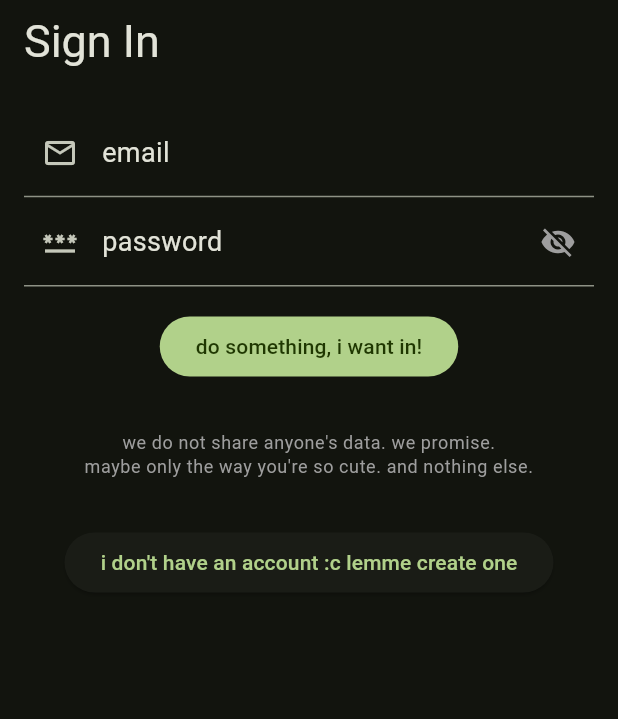
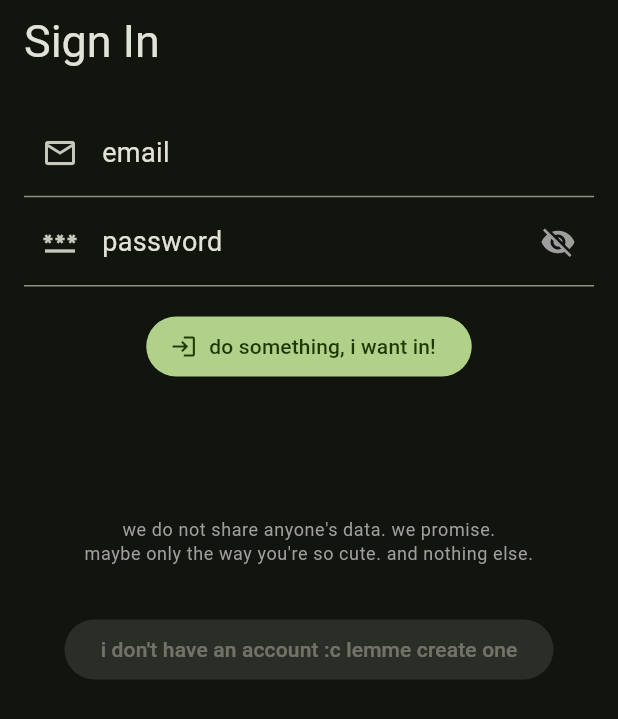
Before and after one commit to klemanjar0/finance_builder, a Flutter app: the screen it shows after launch, on a phone screen of 412 x 824 dp. Shown: the top 719 px of the screen. Run offline on Flutter 3.47's test engine with Material 3 defaults, Android fonts, the phone set to English and light mode, and no system bars; our stand-ins replace bloc, equatable, flutter_bloc, go_router, hydrated_bloc, loader_overlay and 2 more.

Commit message:
SignInScreen

```diff
--- a/lib/features/auth/screens/sign_screen/SignScreen.dart
+++ b/lib/features/auth/screens/sign_screen/SignScreen.dart
@@ -1,6 +1,7 @@
 import 'package:finance_builder/features/user/bloc/user.bloc.dart';
 import 'package:finance_builder/features/user/bloc/user.repository.dart';
 import 'package:finance_builder/features/user/bloc/user.state.dart';
+import 'package:finance_builder/theme/index.dart';
 import 'package:flutter/material.dart';
 import 'package:flutter_bloc/flutter_bloc.dart';
 import 'package:go_router/go_router.dart';
@@ -14,8 +15,8 @@ class SignScreen extends StatefulWidget {
 
 class SignScreenState extends State<SignScreen> {
   bool _passwordVisible = false;
-  final emailController = TextEditingController();
-  final passwordController = TextEditingController();
+  final _emailController = TextEditingController();
+  final _passwordController = TextEditingController();
 
   void _togglePasswordVisible() {
     setState(() {
@@ -25,8 +26,9 @@ class SignScreenState extends State<SignScreen> {
 
   VoidCallback _onSignInPressed(BuildContext context) {
     return () {
-      final String email = emailController.value.text;
-      final String password = emailController.value.text;
+      String email = _emailController.value.text;
+      String password = _passwordController.value.text;
+
       context
           .read<UserBloc>()
           .add(UserEventSignInRequested(username: email, password: password));
@@ -64,7 +66,7 @@ class SignScreenState extends State<SignScreen> {
                     children: [
                       TextFormField(
                         style: Theme.of(context).textTheme.bodyMedium,
-                        controller: emailController,
+                        controller: _emailController,
                         decoration: InputDecoration(
                           prefixIcon: const Icon(Icons.email_outlined),
                           labelText: 'email',
@@ -74,7 +76,7 @@ class SignScreenState extends State<SignScreen> {
                       ),
                       TextFormField(
                           style: Theme.of(context).textTheme.bodyMedium,
-                          controller: passwordController,
+                          controller: _passwordController,
                           obscureText: !_passwordVisible,
                           decoration: InputDecoration(
                             prefixIcon: const Icon(Icons.password_outlined),
@@ -95,9 +97,22 @@ class SignScreenState extends State<SignScreen> {
                       const SizedBox(height: 16),
                       BlocBuilder<UserBloc, UserState>(
                           builder: (context, state) {
-                        return FilledButton(
-                            onPressed: _onSignInPressed(context),
-                            child: const Text('do something, i want in!'));
+                        return FilledButton.icon(
+                            onPressed: state.fetching
+                                ? null
+                                : _onSignInPressed(context),
+                            icon: state.fetching
+                                ? Container(
+                                    width: 24,
+                                    height: 24,
+                                    padding: const EdgeInsets.all(2.0),
+                                    child: const CircularProgressIndicator(
+                                      color: Colors.white,
+                                      strokeWidth: 3,
+                                    ),
+                                  )
+                                : const Icon(Icons.login_outlined),
+                            label: const Text('do something, i want in!'));
                       }),
                       BlocListener<UserBloc, UserState>(
                         listener: (context, state) {
@@ -109,19 +124,19 @@ class SignScreenState extends State<SignScreen> {
                         },
                         child: const SizedBox(),
                       ),
+                      const SizedBox(height: 32),
                       BlocBuilder<UserBloc, UserState>(
                           builder: (context, state) {
-                        if (state.fetching) {
-                          return const Padding(
-                              padding: EdgeInsets.all(8),
-                              child: CircularProgressIndicator());
-                        }
-
-                        return const SizedBox(
-                          height: 0,
+                        return Text(
+                          state.message ?? '',
+                          textAlign: TextAlign.center,
+                          style: Theme.of(context).textTheme.bodyMedium?.apply(
+                              color: Theme.of(context).colorScheme.error),
                         );
                       }),
-                      const SizedBox(height: 32),
+                      const SizedBox(
+                        height: 32,
+                      ),
                       Text(
                         'we do not share anyone\'s data. we promise. \nmaybe only the way you\'re so cute. and nothing else.',
                         textAlign: TextAlign.center,
@@ -133,10 +148,13 @@ class SignScreenState extends State<SignScreen> {
                       const SizedBox(
                         height: 32,
                       ),
-                      ElevatedButton(
-                          onPressed: () {},
-                          child: const Text(
-                              'i don\'t have an account :c lemme create one'))
+                      BlocBuilder<UserBloc, UserState>(
+                          builder: (context, state) {
+                        return ElevatedButton(
+                            onPressed: null,
+                            child: const Text(
+                                'i don\'t have an account :c lemme create one'));
+                      }),
                     ],
                   )),
             ),
--- a/lib/features/user/bloc/user.bloc.dart
+++ b/lib/features/user/bloc/user.bloc.dart
@@ -1,6 +1,7 @@
 import 'dart:async';
 
 import 'package:equatable/equatable.dart';
+import 'package:finance_builder/api/NetworkService.dart';
 import 'package:finance_builder/features/user/bloc/user.repository.dart';
 import 'package:finance_builder/features/user/bloc/user.state.dart';
 import 'package:hydrated_bloc/hydrated_bloc.dart';
@@ -34,6 +35,31 @@ final class UserEventSignInSubmitted extends UserEvent {
   List<Object> get props => [username, authToken];
 }
 
+final class UserEventSignInSubmittedFailed extends UserEvent {
+  const UserEventSignInSubmittedFailed({required this.message});
+
+  final String message;
+
+  @override
+  List<Object> get props => [message];
+}
+
+final class UserEventSetFetching extends UserEvent {
+  const UserEventSetFetching({required this.flag});
+
+  final bool flag;
+
+  @override
+  List<Object> get props => [flag];
+}
+
+final class UserEventResetError extends UserEvent {
+  const UserEventResetError();
+
+  @override
+  List<Object> get props => [];
+}
+
 final class UserEventSignOutRequested extends UserEvent {
   const UserEventSignOutRequested();
 
@@ -57,54 +83,76 @@ final class UserEventStatusChanged extends UserEvent {
 class UserBloc extends HydratedBloc<UserEvent, UserState> {
   UserBloc({required UserRepository userRepository})
       : _userRepository = userRepository,
-        super(const UserState.unknown()) {
+        super(UserState.unknown()) {
     on<UserEventSignInRequested>(_onUserEventSignInRequested);
     on<UserEventStatusChanged>(_UserEventStatusChanged);
     on<UserEventSignInSubmitted>(_onUserEventSignInSubmitted);
     on<UserEventSignOutRequested>(_onUserEventSignOutRequested);
     on<UserEventCheckAuthRequested>(_onUserEventCheckAuthRequested);
-    _authenticationStatusSubscription = userRepository.status.listen(
-      (status) => add(UserEventStatusChanged(status)),
-    );
+    on<UserEventSignInSubmittedFailed>(_onUserEventSignInSubmittedFailed);
+    on<UserEventResetError>(_onUserEventResetError);
+    on<UserEventSetFetching>((event, emit) {
+      emit(state.copyWith(fetching: () => event.flag));
+    });
   }
 
   late StreamSubscription<AuthenticationStatus>
       _authenticationStatusSubscription;
   final UserRepository _userRepository;
 
+  void _onUserEventResetError(
+      UserEventResetError event, Emitter<UserState> emit) {
+    emit(state.copyWith(message: () => null));
+  }
+
   void _onUserEventSignOutRequested(
       UserEventSignOutRequested event, Emitter<UserState> emit) {
-    emit(const UserState.unauthenticated());
+    emit(UserState.unauthenticated());
+  }
+
+  void _onUserEventSignInSubmittedFailed(
+      UserEventSignInSubmittedFailed event, Emitter<UserState> emit) async {
+    emit(state.copyWith(message: () => event.message));
   }
 
   void _onUserEventSignInRequested(
       UserEventSignInRequested event, Emitter<UserState> emit) async {
-    emit(state.copyWith(fetching: () => true));
-    var result = await _userRepository.signIn(
-        username: event.username, password: event.password);
-    add(UserEventSignInSubmitted(
-        authToken: result.authToken, username: result.username));
+    add(const UserEventResetError());
+    add(const UserEventSetFetching(flag: true));
+    try {
+      var result = await _userRepository.signIn(
+          username: event.username, password: event.password);
+
+      add(UserEventSignInSubmitted(
+          authToken: result.authToken, username: result.username));
+    } on NetworkException catch (e) {
+      add(UserEventSignInSubmittedFailed(message: e.toString()));
+    } finally {
+      add(const UserEventSetFetching(flag: false));
+    }
   }
 
   void _onUserEventSignInSubmitted(
       UserEventSignInSubmitted event, Emitter<UserState> emit) {
     emit(UserState.authenticated(
-        username: event.username, authToken: event.authToken));
+        user: User(authToken: event.authToken, username: event.username)));
   }
 
   void _UserEventStatusChanged(
-      UserEventStatusChanged event, Emitter<UserState> emit) {}
+      UserEventStatusChanged event, Emitter<UserState> emit) {
+    emit(state.copyWith(status: () => event.status));
+  }
 
   dynamic _onUserEventCheckAuthRequested(event, emit) {
-    var username = state.username;
-    var authToken = state.authToken;
+    var username = state.user.username;
+    var authToken = state.user.authToken;
     var isLoggedIn = authToken != null && username != null;
 
     if (isLoggedIn) {
-      return emit(
-          UserState.authenticated(username: username, authToken: authToken));
+      return emit(UserState.authenticated(
+          user: User(authToken: event.authToken, username: event.username)));
     } else {
-      return emit(const UserState.unauthenticated());
+      return emit(UserState.unauthenticated());
     }
   }
 
@@ -114,13 +162,14 @@ class UserBloc extends HydratedBloc<UserEvent, UserState> {
     final String? username = json['username'];
 
     if (authToken == null || username == null) {
-      return const UserState.unauthenticated();
+      return UserState.unauthenticated();
     }
 
-    return UserState.authenticated(username: username, authToken: authToken);
+    return UserState.authenticated(
+        user: User(authToken: authToken, username: username));
   }
 
   @override
   Map<String, String?> toJson(UserState state) =>
-      {'authToken': state.authToken, 'username': state.username};
+      {'authToken': state.user.authToken, 'username': state.user.username};
 }
--- a/lib/features/user/bloc/user.repository.dart
+++ b/lib/features/user/bloc/user.repository.dart
@@ -38,10 +38,7 @@ class UserRepository {
     return result;
   }
 
-  void signOut({
-    required String username,
-    required String password,
-  }) async {
+  void signOut() async {
     _controller.add(AuthenticationStatus.unauthenticated);
     _userApi.signOut();
   }
--- a/lib/features/user/bloc/user.state.dart
+++ b/lib/features/user/bloc/user.state.dart
@@ -2,50 +2,67 @@ import 'package:equatable/equatable.dart';
 
 enum AuthenticationStatus { unknown, authenticated, unauthenticated }
 
-final class UserState extends Equatable {
+class User {
+  User({required this.username, required this.authToken});
+
+  User.empty() : this(authToken: null, username: null);
+
+  final String? username;
+  final String? authToken;
+
+  bool isAuthed() {
+    return authToken != null;
+  }
+}
+
+class UserState extends Equatable {
   const UserState._(
-      {this.authToken,
-      this.username,
+      {required this.user,
       required this.status,
-      this.fetching = false});
+      this.fetching = false,
+      this.message});
 
-  const UserState.authenticated(
-      {required String username, required String authToken})
+  const UserState.authenticated({required User user})
+      : this._(user: user, status: AuthenticationStatus.authenticated);
+  UserState.unauthenticated()
       : this._(
-            authToken: authToken,
-            username: username,
-            status: AuthenticationStatus.authenticated,
+            user: User.empty(), status: AuthenticationStatus.unauthenticated);
+  UserState.unknown()
+      : this._(
+            user: User.empty(),
+            status: AuthenticationStatus.unknown,
             fetching: false);
-  const UserState.unauthenticated()
-      : this._(
-            authToken: null,
-            username: null,
-            status: AuthenticationStatus.unauthenticated);
-  const UserState.unknown()
-      : this._(
-            authToken: null,
-            username: null,
-            status: AuthenticationStatus.unknown);
 
   final AuthenticationStatus status;
-  final String? authToken;
-  final String? username;
+  final User user;
+  final String? message;
   final bool fetching;
 
   UserState copyWith({
-    String Function()? authToken,
-    String Function()? username,
+    User Function()? user,
     AuthenticationStatus Function()? status,
     bool Function()? fetching,
+    String? Function()? message,
   }) {
     return UserState._(
-      authToken: authToken != null ? authToken() : this.authToken,
-      username: username != null ? username() : this.username,
+      user: user != null ? user() : this.user,
       status: status != null ? status() : this.status,
       fetching: fetching != null ? fetching() : this.fetching,
+      message: message != null ? message() : this.message,
+    );
+  }
+
+  UserState loading({
+    required bool fetching,
+  }) {
+    return UserState._(
+      user: this.user,
+      status: this.status,
+      fetching: fetching,
+      message: this.message,
     );
   }
 
   @override
-  List<Object?> get props => [authToken, username];
+  List<Object?> get props => [user, status, fetching, message];
 }
--- a/lib/main.dart
+++ b/lib/main.dart
@@ -8,6 +8,7 @@ import 'package:finance_builder/models/account/account.repository.dart';
 import 'package:finance_builder/theme/index.dart';
 import 'package:flutter/material.dart';
 import 'package:flutter_bloc/flutter_bloc.dart';
+import 'package:loader_overlay/loader_overlay.dart';
 import 'package:shared_preferences/shared_preferences.dart';
 
 Future<void> main() async {
--- a/lib/theme/index.dart
+++ b/lib/theme/index.dart
@@ -1,4 +1,10 @@
 import 'package:flutter/material.dart';
+
+extension TextColors on ThemeData {
+  MaterialAccentColor get errorColor {
+    return Colors.redAccent;
+  }
+}
 
 final ThemeData themeData = ThemeData(
   useMaterial3: true,
--- a/pubspec.yaml
+++ b/pubspec.yaml
@@ -46,6 +46,7 @@ dependencies:
   hydrated_bloc: ^9.1.5
   path_provider: ^2.1.2
   http: ^1.2.1
+  loader_overlay: ^4.0.0
 
 dev_dependencies:
   flutter_test:
```
Also changed, not shown: lib/api/NetworkService.dart (+37 -7 lines), pubspec.lock.
